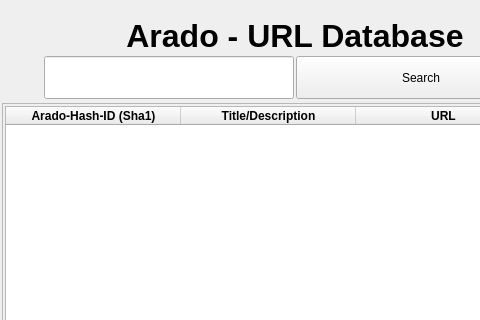
Old version of the form ui/url-display.ui in the repository berndhs/arado; both pictures show x 0 to 480 and y 0 to 320 of the 800 by 548 pixel window.
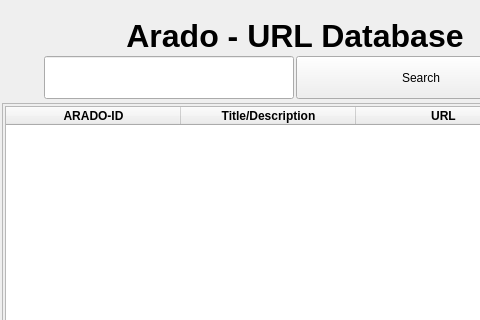
New version of the form. Icons and pictures are not drawn.

Commit message: Arado-ID:

Diff of the .ui file:
```diff
--- a/ui/url-display.ui
+++ b/ui/url-display.ui
@@ -154,7 +154,7 @@
          </attribute>
          <column>
           <property name="text">
-           <string>Arado-Hash-ID (Sha1)</string>
+           <string>ARADO-ID</string>
           </property>
           <property name="font">
            <font>
```
